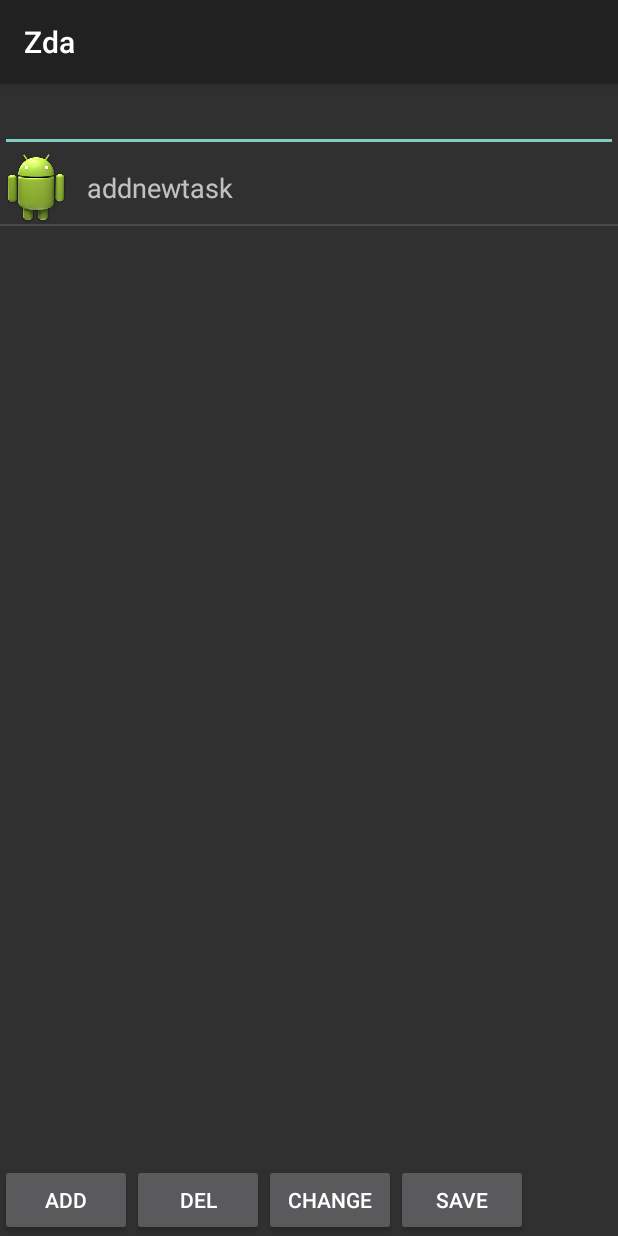
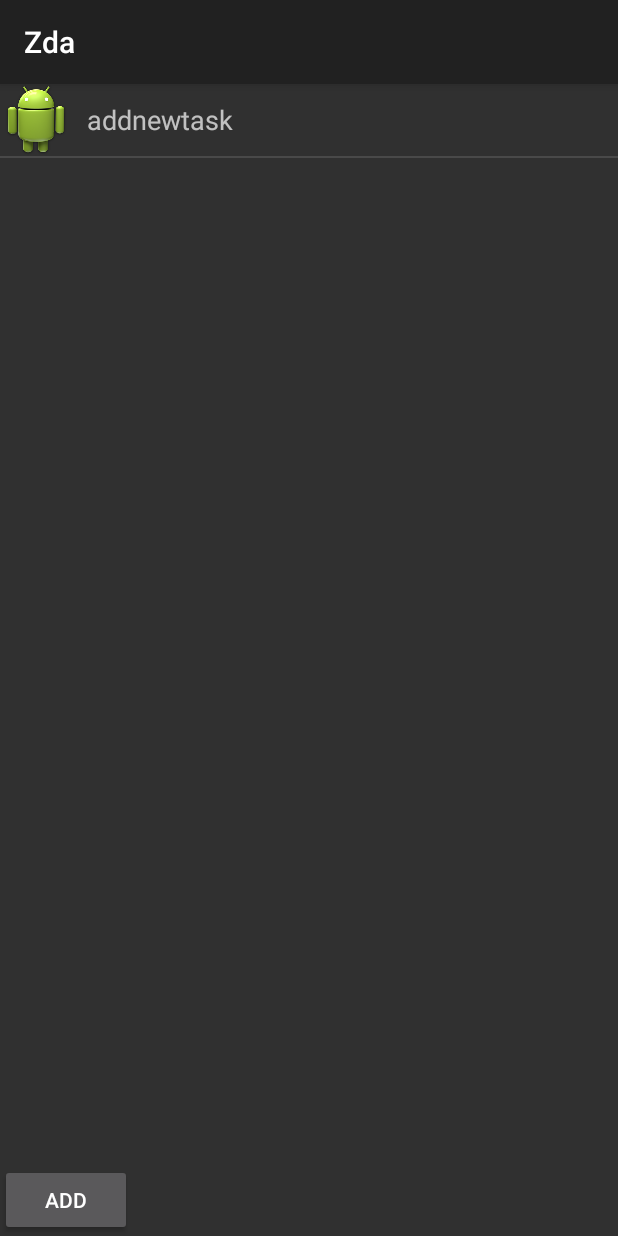
Before and after one commit to izmain/Zda3, an Android app: the screen it shows after launch (ListOperation), on a phone screen of 412 x 824 dp. Run offline under Robolectric (Android 15) with nearby library versions, the phone set to English and light mode, and no system bars.

```diff
--- a/app/src/main/java/net/den/zda3/ListOperation.java
+++ b/app/src/main/java/net/den/zda3/ListOperation.java
@@ -21,10 +21,13 @@ import android.content.*;
 /*-------------------
 TODO:
 парсинг временной строки
+чуждый таймпикер
+полный выход
 подправить тему
 использовать прикосновения вместо клика
 нужно ли возвращать интент из редактора
 закрыть курсоры и дб
+интернироуать, буилдировать и константировать
 --------------------------*/
 
 
@@ -55,7 +58,7 @@ public class ListOperation   extends FragmentActivity implements LoaderCallbacks
 				public void onClick(View v)
 				{onButtonClick(v);}});  //TODO : its is creasy
 		lvData = (ListView) findViewById(R.id.lvData);
-initz();
+        initz();
 
 	}
 
@@ -97,6 +100,7 @@ initz();
 	@Override
 	protected void onActivityResult(int requestCode, int resultCode, Intent data)
 	{
+		if (resultCode==RESULT_OK){
 		switch (requestCode) {
 			case RESUL_TASK:
 				String targ=data.getStringExtra("action");
@@ -121,7 +125,7 @@ initz();
 				}
 		getSupportLoaderManager().getLoader(0).forceLoad();
 		  // super.onActivityResult(requestCode, resultCode, data);
-		}
+		}}
 
 	//-------------------------------
 	//         НАЖАТИЯ
--- a/app/src/main/res/layout/listop.xml
+++ b/app/src/main/res/layout/listop.xml
@@ -4,12 +4,6 @@
 	android:layout_width="fill_parent"
 	android:layout_height="fill_parent"
 	android:orientation="vertical">
-
-	<EditText
-		android:layout_height="wrap_content"
-		android:layout_width="match_parent"
-		android:ems="10"
-		android:id="@+id/etOfList"/>
 
 	<ListView
 		android:layout_height="wrap_content"
@@ -29,24 +23,6 @@
 			android:layout_weight="0"
 			android:id="@+id/bt_add"/>
 
-		<Button
-			android:layout_height="wrap_content"
-			android:layout_width="wrap_content"
-			android:text="del"
-			android:id="@+id/bt_del"/>
-
-		<Button
-			android:layout_height="wrap_content"
-			android:layout_width="wrap_content"
-			android:text="change"
-			android:id="@+id/bt_cheng"/>
-
-		<Button
-			android:layout_height="wrap_content"
-			android:layout_width="wrap_content"
-			android:text="save"
-			android:id="@+id/bt_save"/>
-
 	</LinearLayout>
 
 </LinearLayout>
```
Also changed, not shown: app/src/main/java/net/den/zda3/BaseEdit.java (+10 -2 lines).
